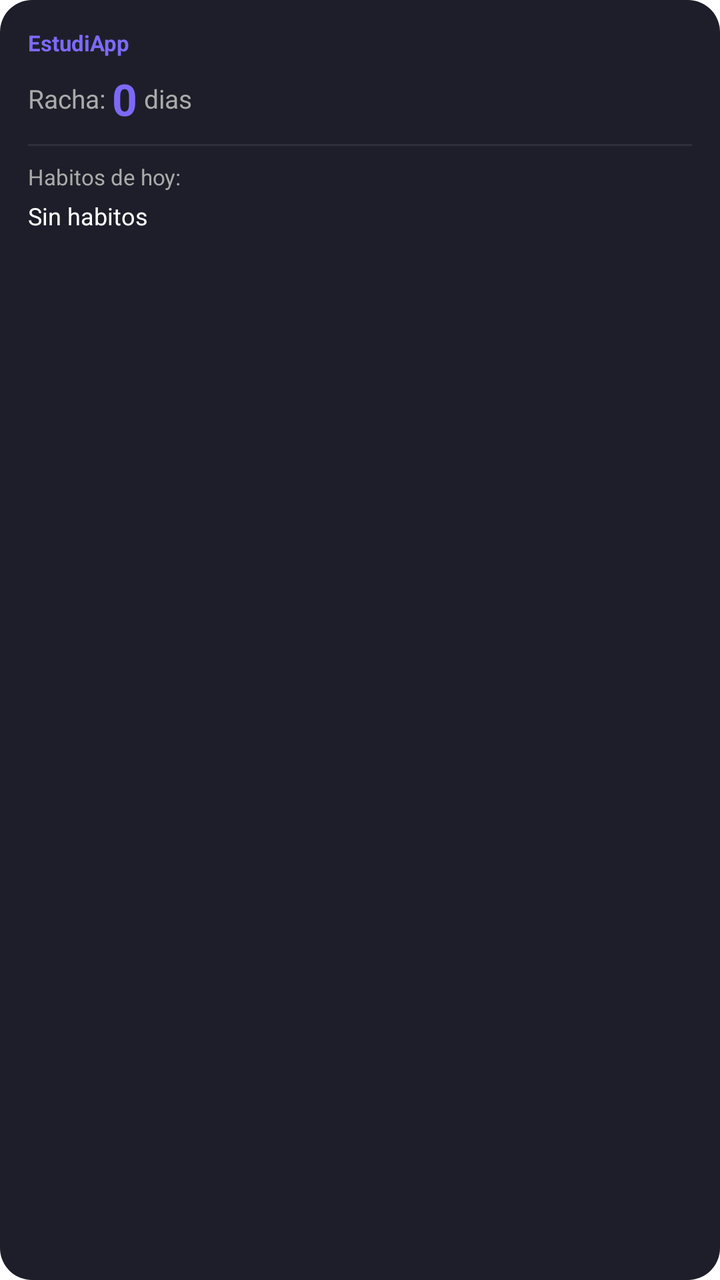
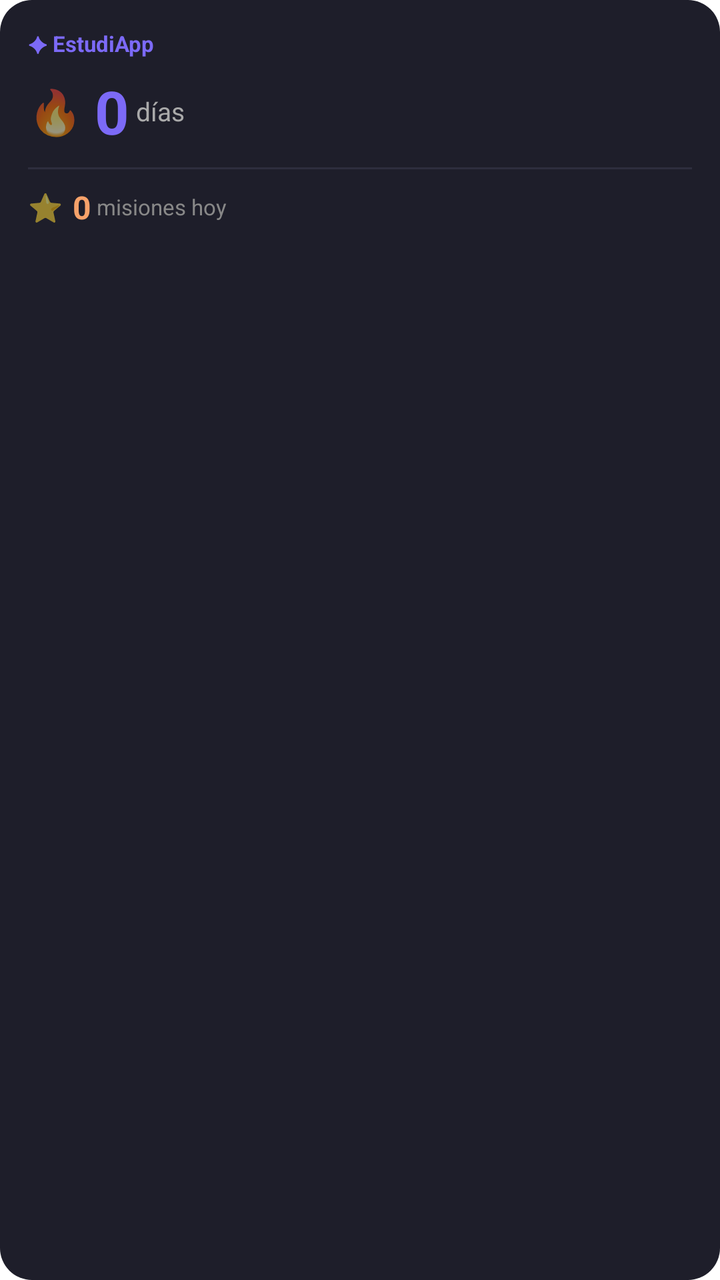

Screens rendered from an Android XML layout before and after an edit, with the pre-edit source and the edit as a unified diff.
<!-- AndroidManifest.xml: fallback theme Theme.MaterialComponents.DayNight.NoActionBar -->
<!-- res/layout/racha_widget.xml -->
<?xml version="1.0" encoding="utf-8"?>
<LinearLayout xmlns:android="http://schemas.android.com/apk/res/android"
    android:layout_width="match_parent"
    android:layout_height="match_parent"
    android:background="@drawable/widget_background"
    android:orientation="vertical"
    android:padding="14dp">

    <TextView
        android:layout_width="wrap_content"
        android:layout_height="wrap_content"
        android:text="EstudiApp"
        android:textColor="#7C6AF7"
        android:textSize="11sp"
        android:textStyle="bold" />

    <LinearLayout
        android:layout_width="match_parent"
        android:layout_height="wrap_content"
        android:orientation="horizontal"
        android:gravity="center_vertical"
        android:layout_marginTop="6dp">

        <TextView
            android:layout_width="wrap_content"
            android:layout_height="wrap_content"
            android:text="Racha: "
            android:textColor="#AAAAAA"
            android:textSize="13sp" />

        <TextView
            android:id="@+id/tv_racha"
            android:layout_width="wrap_content"
            android:layout_height="wrap_content"
            android:text="0"
            android:textColor="#7C6AF7"
            android:textSize="22sp"
            android:textStyle="bold" />

        <TextView
            android:layout_width="wrap_content"
            android:layout_height="wrap_content"
            android:text=" dias"
            android:textColor="#AAAAAA"
            android:textSize="13sp" />
    </LinearLayout>

    <View
        android:layout_width="match_parent"
        android:layout_height="1dp"
        android:background="#2E2E3E"
        android:layout_marginTop="8dp"
        android:layout_marginBottom="8dp" />

    <TextView
        android:layout_width="wrap_content"
        android:layout_height="wrap_content"
        android:text="Habitos de hoy:"
        android:textColor="#AAAAAA"
        android:textSize="11sp" />

    <TextView
        android:id="@+id/tv_habitos"
        android:layout_width="match_parent"
        android:layout_height="wrap_content"
        android:text="Sin habitos"
        android:textColor="#FFFFFF"
        android:textSize="12sp"
        android:layout_marginTop="4dp"
        android:maxLines="5"
        android:ellipsize="end" />

</LinearLayout>
<!-- resources referenced by this layout -->
<resources>
  <!-- drawable widget_background (drawable) -->
  <?xml version="1.0" encoding="utf-8"?>
  <shape xmlns:android="http://schemas.android.com/apk/res/android">
      <solid android:color="#1E1E2A"/>
      <corners android:radius="16dp"/>
  </shape>
</resources>

<!-- the commit's change to res/layout/racha_widget.xml (unified diff, before → after) -->
@@ -6,14 +6,16 @@
     android:orientation="vertical"
     android:padding="14dp">
 
+    
     <TextView
         android:layout_width="wrap_content"
         android:layout_height="wrap_content"
-        android:text="EstudiApp"
+        android:text="✦ EstudiApp"
         android:textColor="#7C6AF7"
         android:textSize="11sp"
         android:textStyle="bold" />
 
+    
     <LinearLayout
         android:layout_width="match_parent"
         android:layout_height="wrap_content"
@@ -24,9 +26,8 @@
         <TextView
             android:layout_width="wrap_content"
             android:layout_height="wrap_content"
-            android:text="Racha: "
-            android:textColor="#AAAAAA"
-            android:textSize="13sp" />
+            android:text="🔥"
+            android:textSize="22sp" />
 
         <TextView
             android:id="@+id/tv_racha"
@@ -34,17 +35,19 @@
             android:layout_height="wrap_content"
             android:text="0"
             android:textColor="#7C6AF7"
-            android:textSize="22sp"
-            android:textStyle="bold" />
+            android:textSize="30sp"
+            android:textStyle="bold"
+            android:layout_marginStart="6dp" />
 
         <TextView
             android:layout_width="wrap_content"
             android:layout_height="wrap_content"
-            android:text=" dias"
+            android:text=" días"
             android:textColor="#AAAAAA"
             android:textSize="13sp" />
     </LinearLayout>
 
+    
     <View
         android:layout_width="match_parent"
         android:layout_height="1dp"
@@ -52,22 +55,35 @@
         android:layout_marginTop="8dp"
         android:layout_marginBottom="8dp" />
 
-    <TextView
-        android:layout_width="wrap_content"
-        android:layout_height="wrap_content"
-        android:text="Habitos de hoy:"
-        android:textColor="#AAAAAA"
-        android:textSize="11sp" />
-
-    <TextView
-        android:id="@+id/tv_habitos"
+    
+    <LinearLayout
         android:layout_width="match_parent"
         android:layout_height="wrap_content"
-        android:text="Sin habitos"
-        android:textColor="#FFFFFF"
-        android:textSize="12sp"
-        android:layout_marginTop="4dp"
-        android:maxLines="5"
-        android:ellipsize="end" />
+        android:orientation="horizontal"
+        android:gravity="center_vertical">
+
+        <TextView
+            android:layout_width="wrap_content"
+            android:layout_height="wrap_content"
+            android:text="⭐"
+            android:textSize="14sp" />
+
+        <TextView
+            android:id="@+id/tv_misiones"
+            android:layout_width="wrap_content"
+            android:layout_height="wrap_content"
+            android:text="0"
+            android:textColor="#F7A26A"
+            android:textSize="16sp"
+            android:textStyle="bold"
+            android:layout_marginStart="5dp" />
+
+        <TextView
+            android:layout_width="wrap_content"
+            android:layout_height="wrap_content"
+            android:text=" misiones hoy"
+            android:textColor="#888888"
+            android:textSize="11sp" />
+    </LinearLayout>
 
 </LinearLayout>
